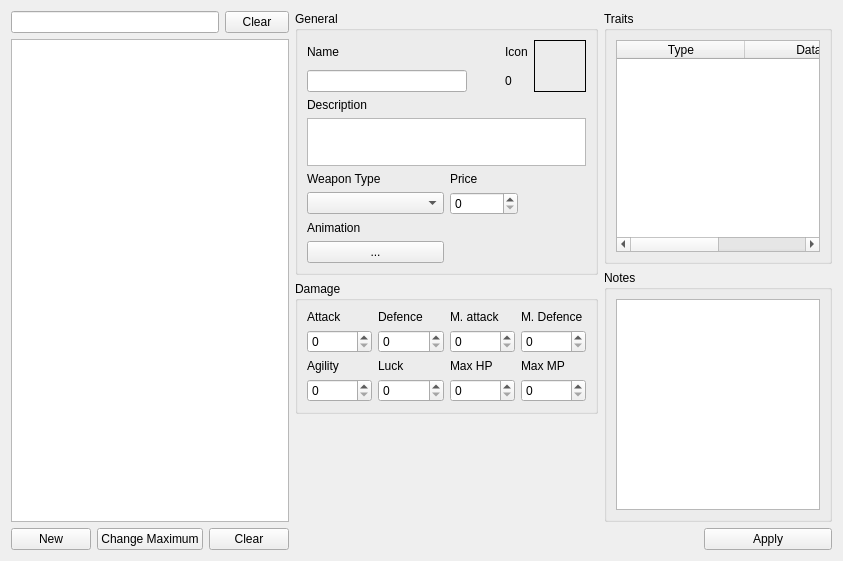
First picture: the form in src/ui/tabs/weapons_tab.ui, repository DimichGD/FHEditor, before the edit.
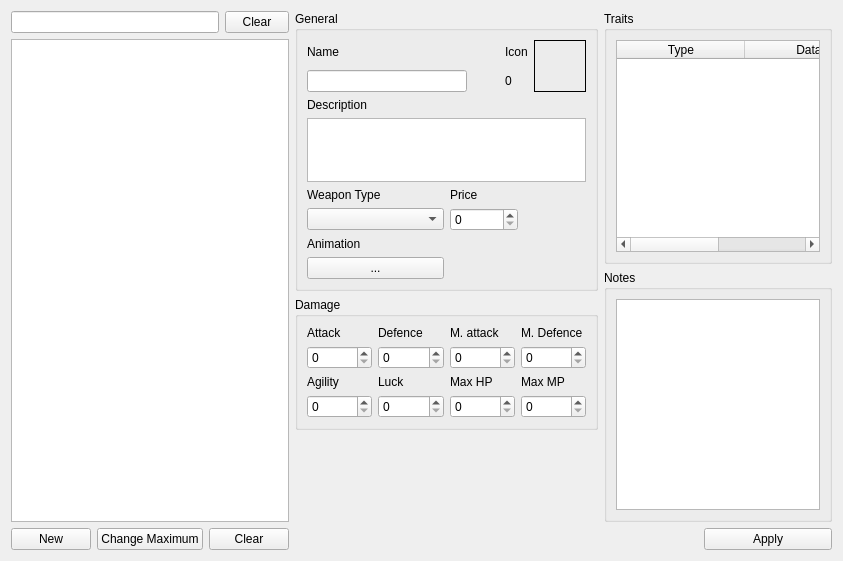
Second picture: the form after the edit. Custom widgets are drawn as their Qt base class.

What changed in the file:
```diff
--- a/src/ui/tabs/weapons_tab.ui
+++ b/src/ui/tabs/weapons_tab.ui
@@ -208,16 +208,10 @@
               <verstretch>0</verstretch>
              </sizepolicy>
             </property>
-            <property name="minimumSize">
-             <size>
-              <width>0</width>
-              <height>0</height>
-             </size>
-            </property>
             <property name="maximumSize">
              <size>
               <width>16777215</width>
-              <height>48</height>
+              <height>64</height>
              </size>
             </property>
             <property name="verticalScrollBarPolicy">
```
